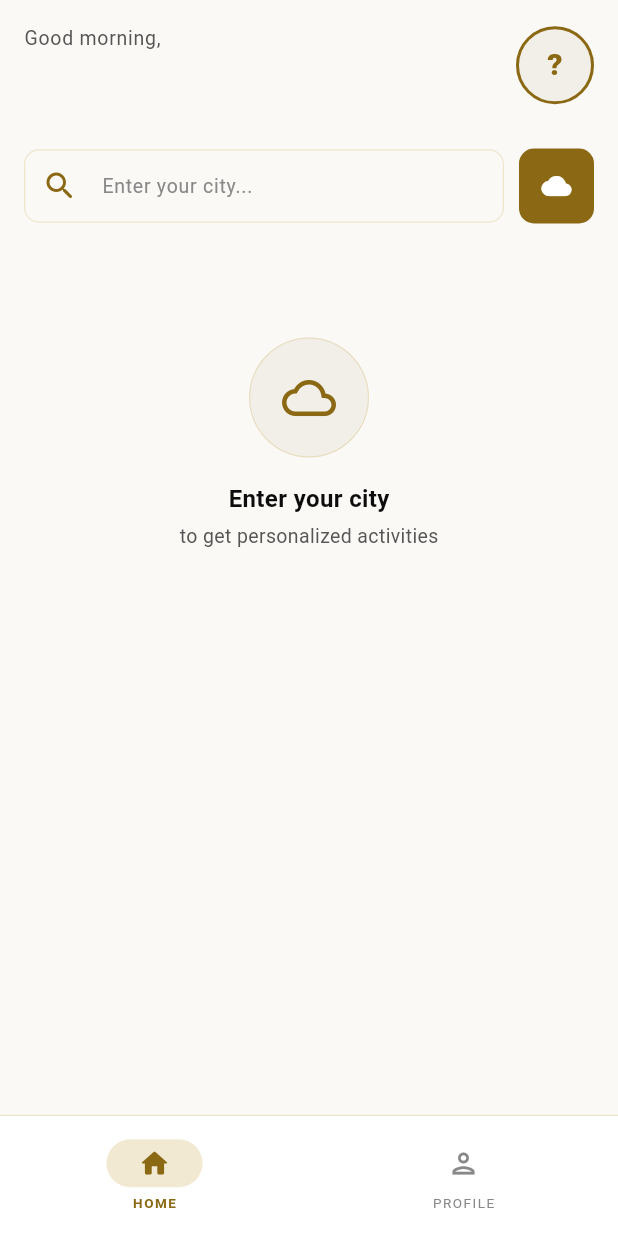
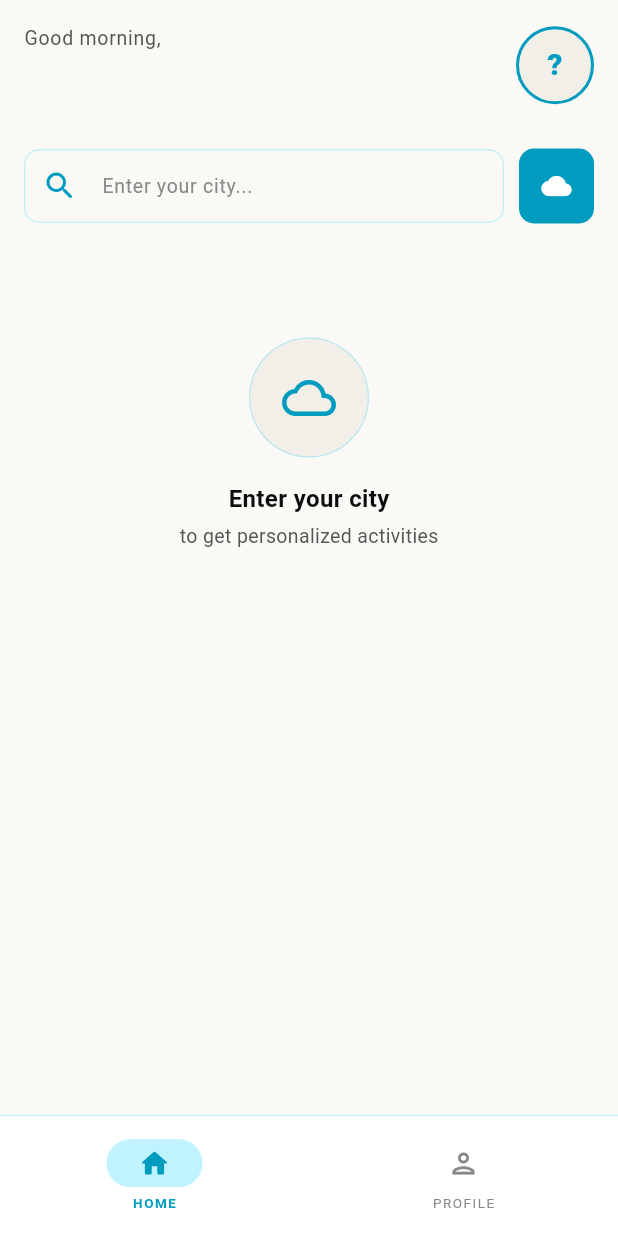
Before and after one commit to nomerwagas/healthfit-app, a Flutter app: the screen it shows once a user with an empty profile is signed in, on a phone screen of 412 x 824 dp. Run offline on Flutter 3.47's test engine with Material 3 defaults, Android fonts, the phone set to English and light mode, and no system bars; our stand-ins replace chewie, cloud_firestore, firebase_auth, firebase_core, firebase_storage, flutter_secure_storage and 5 more; accounts and stored records are empty.

Commit message:
feat: implement Kinetic Laboratory Light Theme and Celestial Health Dark Theme, plus Web Auth support

```diff
--- a/lib/main.dart
+++ b/lib/main.dart
@@ -27,7 +27,7 @@ void main() async {
   SystemChrome.setSystemUIOverlayStyle(const SystemUiOverlayStyle(
     statusBarColor: Colors.transparent,
     statusBarIconBrightness: Brightness.light,
-    systemNavigationBarColor: Color(0xFF0A0A0A),
+    systemNavigationBarColor: AppColors.slateBase,
     systemNavigationBarIconBrightness: Brightness.light,
   ));
 
@@ -73,9 +73,9 @@ class AuthGuard extends StatelessWidget {
       builder: (context, snapshot) {
         if (snapshot.connectionState == ConnectionState.waiting) {
           return const Scaffold(
-            backgroundColor: Color(0xFF0A0A0A),
+            backgroundColor: AppColors.slateBase,
             body: Center(
-              child: CircularProgressIndicator(color: Color(0xFFC9A84C)),
+              child: CircularProgressIndicator(color: AppColors.cyan),
             ),
           );
         }
--- a/lib/repositories/auth_repository.dart
+++ b/lib/repositories/auth_repository.dart
@@ -5,10 +5,13 @@ import 'package:google_sign_in/google_sign_in.dart';
 import '../models/user_model.dart';
 import '../services/firestore_service.dart';
 import '../services/storage_service.dart';
+import '../utils/env_config.dart';
 
 class AuthRepository {
   final _auth = FirebaseAuth.instance;
-  final _googleSignIn = GoogleSignIn();
+  final _googleSignIn = GoogleSignIn(
+    clientId: EnvConfig.googleClientId.isNotEmpty ? EnvConfig.googleClientId : null,
+  );
 
   // ── Validators ────────────────────────────────────────────────────────────
   static String? validateEmail(String email) {
--- a/lib/utils/app_theme.dart
+++ b/lib/utils/app_theme.dart
@@ -50,6 +50,23 @@ class AppColors {
   static const white85 = Color(0xD9FFFFFF);
   static const black07 = Color(0x12000000);
   static const black15 = Color(0x26000000);
+
+  // ── Celestial Cyan palette (New Dark Mode) ────────────────────────────────
+  static const cyan = Color(0xFF00D1FF);
+  static const cyanLight = Color(0xFF66E3FF);
+  static const cyanDark = Color(0xFF009CBF);
+  static const cyanDeep = Color(0xFF006B82);
+
+  // ── Celestial Slate palette (New Dark Mode Backgrounds) ───────────────────
+  static const slateBase = Color(0xFF07121A);
+  static const slateSurface = Color(0xFF0E1A24);
+  static const slateSurfacePlus = Color(0xFF152330);
+  static const slateSurfaceHighlight = Color(0xFF203244);
+
+  // ── Celestial Borders (New Dark Mode) ─────────────────────────────────────
+  static const borderCyanDark = Color(0x3300D1FF); // cyan 20% — dark mode
+  static const borderCyan60 = Color(0x9900D1FF); // cyan 60% — emphasis
+  static const borderCyanLight = Color(0x4000D1FF); // cyan 25% — light mode
 }
 
 class AppTheme {
@@ -63,9 +80,9 @@ class AppTheme {
       scaffoldBackgroundColor: AppColors.offWhite,
 
       colorScheme: const ColorScheme.light(
-        primary: AppColors.goldDark,
+        primary: AppColors.cyanDark,
         onPrimary: AppColors.white,
-        secondary: AppColors.gold,
+        secondary: AppColors.cyan,
         onSecondary: AppColors.white,
         surface: AppColors.white,
         onSurface: AppColors.textDark,
@@ -87,19 +104,19 @@ class AppTheme {
           fontWeight: FontWeight.w700,
           letterSpacing: 1.2,
         ),
-        iconTheme: IconThemeData(color: AppColors.goldDark, size: 20),
+        iconTheme: IconThemeData(color: AppColors.cyanDark, size: 20),
       ),
 
       // ── Bottom Navigation ───────────────────────────────────────────────
       navigationBarTheme: NavigationBarThemeData(
         backgroundColor: AppColors.white,
-        indicatorColor: AppColors.borderGoldLight,
+        indicatorColor: AppColors.borderCyanLight,
         surfaceTintColor: Colors.transparent,
         elevation: 0,
         labelTextStyle: WidgetStateProperty.resolveWith((states) {
           final selected = states.contains(WidgetState.selected);
           return TextStyle(
-            color: selected ? AppColors.goldDark : AppColors.textDarkHint,
+            color: selected ? AppColors.cyanDark : AppColors.textDarkHint,
             fontSize: 9,
             fontWeight: selected ? FontWeight.w700 : FontWeight.w400,
             letterSpacing: 1,
@@ -108,7 +125,7 @@ class AppTheme {
         iconTheme: WidgetStateProperty.resolveWith((states) {
           final selected = states.contains(WidgetState.selected);
           return IconThemeData(
-            color: selected ? AppColors.goldDark : AppColors.textDarkHint,
+            color: selected ? AppColors.cyanDark : AppColors.textDarkHint,
             size: 22,
           );
         }),
@@ -120,7 +137,7 @@ class AppTheme {
         elevation: 0,
         shape: RoundedRectangleBorder(
           borderRadius: BorderRadius.circular(14),
-          side: const BorderSide(color: AppColors.borderGoldLight, width: 0.8),
+          side: const BorderSide(color: AppColors.borderCyanLight, width: 0.8),
         ),
       ),
 
@@ -131,25 +148,25 @@ class AppTheme {
         contentPadding:
             const EdgeInsets.symmetric(horizontal: 16, vertical: 14),
         labelStyle: const TextStyle(
-            color: AppColors.goldDark,
+            color: AppColors.cyanDark,
             fontSize: 13,
             fontWeight: FontWeight.w500),
         hintStyle: const TextStyle(color: AppColors.textDarkHint, fontSize: 13),
-        prefixIconColor: AppColors.goldDark,
+        prefixIconColor: AppColors.cyanDark,
         suffixIconColor: AppColors.textDarkHint,
         border: OutlineInputBorder(
           borderRadius: BorderRadius.circular(10),
           borderSide:
-              const BorderSide(color: AppColors.borderGoldLight, width: 0.8),
+              const BorderSide(color: AppColors.borderCyanLight, width: 0.8),
         ),
         enabledBorder: OutlineInputBorder(
           borderRadius: BorderRadius.circular(10),
           borderSide:
-              const BorderSide(color: AppColors.borderGoldLight, width: 0.8),
+              const BorderSide(color: AppColors.borderCyanLight, width: 0.8),
         ),
         focusedBorder: OutlineInputBorder(
           borderRadius: BorderRadius.circular(10),
-          borderSide: const BorderSide(color: AppColors.gold, width: 1.5),
+          borderSide: const BorderSide(color: AppColors.cyan, width: 1.5),
         ),
         errorBorder: OutlineInputBorder(
           borderRadius: BorderRadius.circular(10),
@@ -160,7 +177,7 @@ class AppTheme {
       // ── Filled Button ───────────────────────────────────────────────────
       filledButtonTheme: FilledButtonThemeData(
         style: FilledButton.styleFrom(
-          backgroundColor: AppColors.goldDark,
+          backgroundColor: AppColors.cyanDark,
           foregroundColor: AppColors.white,
           padding: const EdgeInsets.symmetric(vertical: 15),
           textStyle: const TextStyle(
@@ -173,8 +190,8 @@ class AppTheme {
       // ── Outlined Button ─────────────────────────────────────────────────
       outlinedButtonTheme: OutlinedButtonThemeData(
         style: OutlinedButton.styleFrom(
-          foregroundColor: AppColors.goldDark,
-          side: const BorderSide(color: AppColors.gold, width: 0.8),
+          foregroundColor: AppColors.cyanDark,
+          side: const BorderSide(color: AppColors.cyan, width: 0.8),
           padding: const EdgeInsets.symmetric(vertical: 13),
           textStyle: const TextStyle(
               fontSize: 13, fontWeight: FontWeight.w600, letterSpacing: 0.5),
@@ -186,7 +203,7 @@ class AppTheme {
       // ── Text Button ─────────────────────────────────────────────────────
       textButtonTheme: TextButtonThemeData(
         style: TextButton.styleFrom(
-          foregroundColor: AppColors.goldDark,
+          foregroundColor: AppColors.cyanDark,
           textStyle: const TextStyle(fontSize: 13, fontWeight: FontWeight.w600),
         ),
       ),
@@ -199,14 +216,14 @@ class AppTheme {
                 : AppColors.textDarkHint),
         trackColor: WidgetStateProperty.resolveWith((states) =>
             states.contains(WidgetState.selected)
-                ? AppColors.gold
+                ? AppColors.cyan
                 : AppColors.lightSurf2),
         trackOutlineColor: WidgetStateProperty.all(Colors.transparent),
       ),
 
       // ── Divider ─────────────────────────────────────────────────────────
       dividerTheme: const DividerThemeData(
-          color: AppColors.borderGoldLight, thickness: 0.8),
+          color: AppColors.borderCyanLight, thickness: 0.8),
 
       // ── Text ────────────────────────────────────────────────────────────
       textTheme: const TextTheme(
@@ -230,7 +247,7 @@ class AppTheme {
         bodyMedium: TextStyle(color: AppColors.textDark),
         bodySmall: TextStyle(color: AppColors.textDarkMuted),
         labelLarge: TextStyle(
-            color: AppColors.goldDark,
+            color: AppColors.cyanDark,
             fontWeight: FontWeight.w700,
             letterSpacing: 1),
         labelMedium: TextStyle(color: AppColors.textDarkMuted),
@@ -253,7 +270,7 @@ class AppTheme {
         backgroundColor: AppColors.white,
         shape: RoundedRectangleBorder(
           borderRadius: BorderRadius.circular(16),
-          side: const BorderSide(color: AppColors.borderGoldLight),
+          side: const BorderSide(color: AppColors.borderCyanLight),
         ),
         titleTextStyle: const TextStyle(
             color: AppColors.textDark,
@@ -266,29 +283,29 @@ class AppTheme {
   }
 
   // ══════════════════════════════════════════════════════════════════════════
-  // DARK THEME — Black + Gold
+  // DARK THEME — Slate + Cyan
   // ══════════════════════════════════════════════════════════════════════════
   static ThemeData get dark {
     return ThemeData(
       useMaterial3: true,
       brightness: Brightness.dark,
-      scaffoldBackgroundColor: AppColors.black,
+      scaffoldBackgroundColor: AppColors.slateBase,
 
       colorScheme: const ColorScheme.dark(
-        primary: AppColors.gold,
-        onPrimary: AppColors.black,
-        secondary: AppColors.goldLight,
-        onSecondary: AppColors.black,
-        surface: AppColors.black2,
+        primary: AppColors.cyan,
+        onPrimary: AppColors.slateBase,
+        secondary: AppColors.cyanLight,
+        onSecondary: AppColors.slateBase,
+        surface: AppColors.slateSurface,
         onSurface: AppColors.textLight,
-        surfaceContainer: AppColors.black3,
+        surfaceContainer: AppColors.slateSurfacePlus,
         error: Color(0xFFFF5F5F),
         onError: AppColors.white,
       ),
 
       // ── AppBar ─────────────────────────────────────────────────────────
       appBarTheme: const AppBarTheme(
-        backgroundColor: AppColors.black,
+        backgroundColor: AppColors.slateBase,
         foregroundColor: AppColors.textLight,
         elevation: 0,
         shadowColor: Colors.transparent,
@@ -299,19 +316,19 @@ class AppTheme {
           fontWeight: FontWeight.w700,
           letterSpacing: 1.2,
         ),
-        iconTheme: IconThemeData(color: AppColors.gold, size: 20),
+        iconTheme: IconThemeData(color: AppColors.cyan, size: 20),
       ),
 
       // ── Bottom Navigation ───────────────────────────────────────────────
       navigationBarTheme: NavigationBarThemeData(
-        backgroundColor: AppColors.black,
+        backgroundColor: AppColors.slateBase,
         indicatorColor: AppColors.white07,
         surfaceTintColor: Colors.transparent,
         elevation: 0,
         labelTextStyle: WidgetStateProperty.resolveWith((states) {
           final selected = states.contains(WidgetState.selected);
           return TextStyle(
-            color: selected ? AppColors.gold : AppColors.textLightHint,
+            color: selected ? AppColors.cyan : AppColors.textLightHint,
             fontSize: 9,
             fontWeight: selected ? FontWeight.w700 : FontWeight.w400,
             letterSpacing: 1,
@@ -320,7 +337,7 @@ class AppTheme {
         iconTheme: WidgetStateProperty.resolveWith((states) {
           final selected = states.contains(WidgetState.selected);
           return IconThemeData(
-            color: selected ? AppColors.gold : AppColors.textLightHint,
+            color: selected ? AppColors.cyan : AppColors.textLightHint,
             size: 22,
           );
         }),
@@ -328,39 +345,39 @@ class AppTheme {
 
       // ── Card ───────────────────────────────────────────────────────────
       cardTheme: CardThemeData(
-        color: AppColors.black3,
+        color: AppColors.slateSurfacePlus,
         elevation: 0,
         shape: RoundedRectangleBorder(
           borderRadius: BorderRadius.circular(14),
-          side: const BorderSide(color: AppColors.borderGoldDark, width: 0.5),
+          side: const BorderSide(color: AppColors.borderCyanDark, width: 0.5),
         ),
       ),
 
       // ── Input ──────────────────────────────────────────────────────────
       inputDecorationTheme: InputDecorationTheme(
         filled: true,
-        fillColor: AppColors.black3,
+        fillColor: AppColors.slateSurfacePlus,
         contentPadding:
             const EdgeInsets.symmetric(horizontal: 16, vertical: 14),
         labelStyle: const TextStyle(
-            color: AppColors.gold, fontSize: 13, fontWeight: FontWeight.w500),
+            color: AppColors.cyan, fontSize: 13, fontWeight: FontWeight.w500),
         hintStyle:
             const TextStyle(color: AppColors.textLightHint, fontSize: 13),
-        prefixIconColor: AppColors.gold,
+        prefixIconColor: AppColors.cyan,
         suffixIconColor: AppColors.textLightHint,
         border: OutlineInputBorder(
           borderRadius: BorderRadius.circular(10),
           borderSide:
-              const BorderSide(color: AppColors.borderGoldDark, width: 0.5),
+              const BorderSide(color: AppColors.borderCyanDark, width: 0.5),
         ),
         enabledBorder: OutlineInputBorder(
           borderRadius: BorderRadius.circular(10),
           borderSide:
-              const BorderSide(color: AppColors.borderGoldDark, width: 0.5),
+              const BorderSide(color: AppColors.borderCyanDark, width: 0.5),
         ),
         focusedBorder: OutlineInputBorder(
           borderRadius: BorderRadius.circular(10),
-          borderSide: const BorderSide(color: AppColors.gold, width: 1.5),
+          borderSide: const BorderSide(color: AppColors.cyan, width: 1.5),
         ),
         errorBorder: OutlineInputBorder(
           borderRadius: BorderRadius.circular(10),
@@ -371,8 +388,8 @@ class AppTheme {
       // ── Filled Button ───────────────────────────────────────────────────
       filledButtonTheme: FilledButtonThemeData(
         style: FilledButton.styleFrom(
-          backgroundColor: AppColors.gold,
-          foregroundColor: AppColors.black,
+          backgroundColor: AppColors.cyan,
+          foregroundColor: AppColors.slateBase,
           padding: const EdgeInsets.symmetric(vertical: 15),
           textStyle: const TextStyle(
               fontSize: 13, fontWeight: FontWeight.w700, letterSpacing: 1.2),
@@ -384,8 +401,8 @@ class AppTheme {
       // ── Outlined Button ─────────────────────────────────────────────────
       outlinedButtonTheme: OutlinedButtonThemeData(
         style: OutlinedButton.styleFrom(
-          foregroundColor: AppColors.gold,
-          side: const BorderSide(color: AppColors.borderGold60, width: 0.5),
+          foregroundColor: AppColors.cyan,
+          side: const BorderSide(color: AppColors.borderCyan60, width: 0.5),
           padding: const EdgeInsets.symmetric(vertical: 13),
           textStyle: const TextStyle(
               fontSize: 13, fontWeight: FontWeight.w600, letterSpacing: 0.5),
@@ -397,7 +414,7 @@ class AppTheme {
       // ── Text Button ─────────────────────────────────────────────────────
       textButtonTheme: TextButtonThemeData(
         style: TextButton.styleFrom(
-          foregroundColor: AppColors.gold,
+          foregroundColor: AppColors.cyan,
           textStyle: const TextStyle(fontSize: 13, fontWeight: FontWeight.w600),
         ),
       ),
@@ -406,18 +423,18 @@ class AppTheme {
       switchTheme: SwitchThemeData(
         thumbColor: WidgetStateProperty.resolveWith((states) =>
             states.contains(WidgetState.selected)
-                ? AppColors.black
+                ? AppColors.slateBase
                 : AppColors.textLightHint),
         trackColor: WidgetStateProperty.resolveWith((states) =>
             states.contains(WidgetState.selected)
-                ? AppColors.gold
+                ? AppColors.cyan
                 : AppColors.white15),
         trackOutlineColor: WidgetStateProperty.all(Colors.transparent),
       ),
 
       // ── Divider ─────────────────────────────────────────────────────────
       dividerTheme: const DividerThemeData(
-          color: AppColors.borderGoldDark, thickness: 0.5),
+          color: AppColors.borderCyanDark, thickness: 0.5),
 
       // ── Text ────────────────────────────────────────────────────────────
       textTheme: const TextTheme(
@@ -441,7 +458,7 @@ class AppTheme {
         bodyMedium: TextStyle(color: AppColors.textLightMuted),
         bodySmall: TextStyle(color: AppColors.textLightHint),
         labelLarge: TextStyle(
-            color: AppColors.gold,
+            color: AppColors.cyan,
             fontWeight: FontWeight.w700,
             letterSpacing: 1),
         labelMedium: TextStyle(color: AppColors.textLightMuted),
@@ -451,22 +468,22 @@ class AppTheme {
 
       // ── Snackbar ────────────────────────────────────────────────────────
       snackBarTheme: SnackBarThemeData(
-        backgroundColor: AppColors.black3,
+        backgroundColor: AppColors.slateSurfacePlus,
         contentTextStyle:
             const TextStyle(color: AppColors.textLight, fontSize: 13),
         shape: RoundedRectangleBorder(
           borderRadius: BorderRadius.circular(10),
-          side: const BorderSide(color: AppColors.borderGoldDark),
+          side: const BorderSide(color: AppColors.borderCyanDark),
         ),
         behavior: SnackBarBehavior.floating,
       ),
 
       // ── Dialog ──────────────────────────────────────────────────────────
       dialogTheme: DialogThemeData(
-        backgroundColor: AppColors.black3,
+        backgroundColor: AppColors.slateSurfacePlus,
         shape: RoundedRectangleBorder(
           borderRadius: BorderRadius.circular(16),
-          side: const BorderSide(color: AppColors.borderGoldDark),
+          side: const BorderSide(color: AppColors.borderCyanDark),
         ),
         titleTextStyle: const TextStyle(
             color: AppColors.textLight,
--- a/lib/utils/env_config.dart
+++ b/lib/utils/env_config.dart
@@ -21,6 +21,8 @@ class EnvConfig {
       String.fromEnvironment('FIREBASE_MESSAGING_SENDER_ID', defaultValue: '');
   static const String firebaseAppId =
       String.fromEnvironment('FIREBASE_APP_ID', defaultValue: '');
+  static const String googleClientId =
+      String.fromEnvironment('GOOGLE_CLIENT_ID', defaultValue: '');
 
   static const String weatherBaseUrl =
       'https://api.openweathermap.org/data/2.5';
--- a/lib/views/home_view.dart
+++ b/lib/views/home_view.dart
@@ -84,8 +84,8 @@ class _HomeViewState extends State<HomeView> {
             border: Border(
               top: BorderSide(
                 color: isDark
-                    ? AppColors.borderGoldDark
-                    : AppColors.borderGoldLight,
+                    ? AppColors.borderCyanDark
+                    : AppColors.borderCyanLight,
                 width: 0.8,
               ),
             ),
@@ -127,13 +127,13 @@ class _DashboardTab extends StatelessWidget {
     final userVm = context.watch<UserViewModel>();
     final weatherVm = context.watch<WeatherViewModel>();
     final isDark = Theme.of(context).brightness == Brightness.dark;
-    final goldCol = isDark ? AppColors.gold : AppColors.goldDark;
+    final goldCol = isDark ? AppColors.cyan : AppColors.cyanDark;
     final textCol = isDark ? AppColors.textLight : AppColors.textDark;
     final mutedCol =
         isDark ? AppColors.textLightMuted : AppColors.textDarkMuted;
-    final pillBg = isDark ? AppColors.black3 : AppColors.lightSurf;
+    final pillBg = isDark ? AppColors.slateSurfacePlus : AppColors.lightSurf;
     final pillBorder =
-        isDark ? AppColors.borderGoldDark : AppColors.borderGoldLight;
+        isDark ? AppColors.borderCyanDark : AppColors.borderCyanLight;
     final user = userVm.user;
 
     return SafeArea(
```
Also changed, not shown: lib/utils/session_manager.dart (+6 -6 lines), lib/views/auth/login_view.dart (+6 -6 lines), lib/views/auth/register_view.dart (+8 -8 lines), lib/views/profile_view.dart (+11 -11 lines), lib/views/widgets/activity_card.dart (+13 -13 lines), lib/views/widgets/app_logo.dart (+6 -6 lines), lib/views/widgets/weather_card.dart (+8 -8 lines), firebase.json (added), 9 other files.
